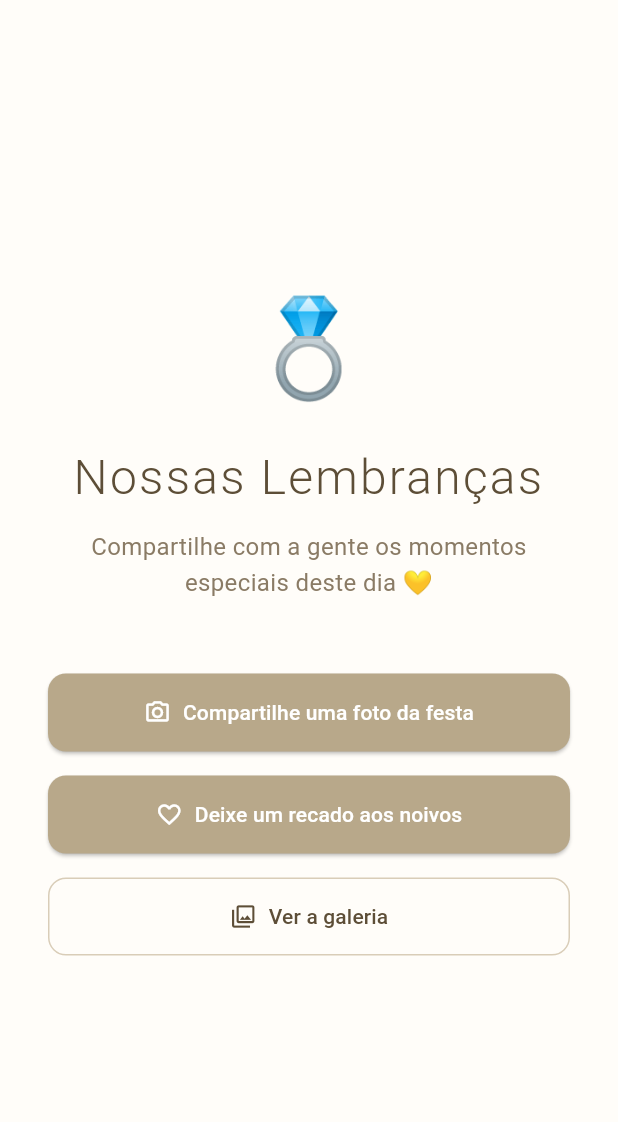
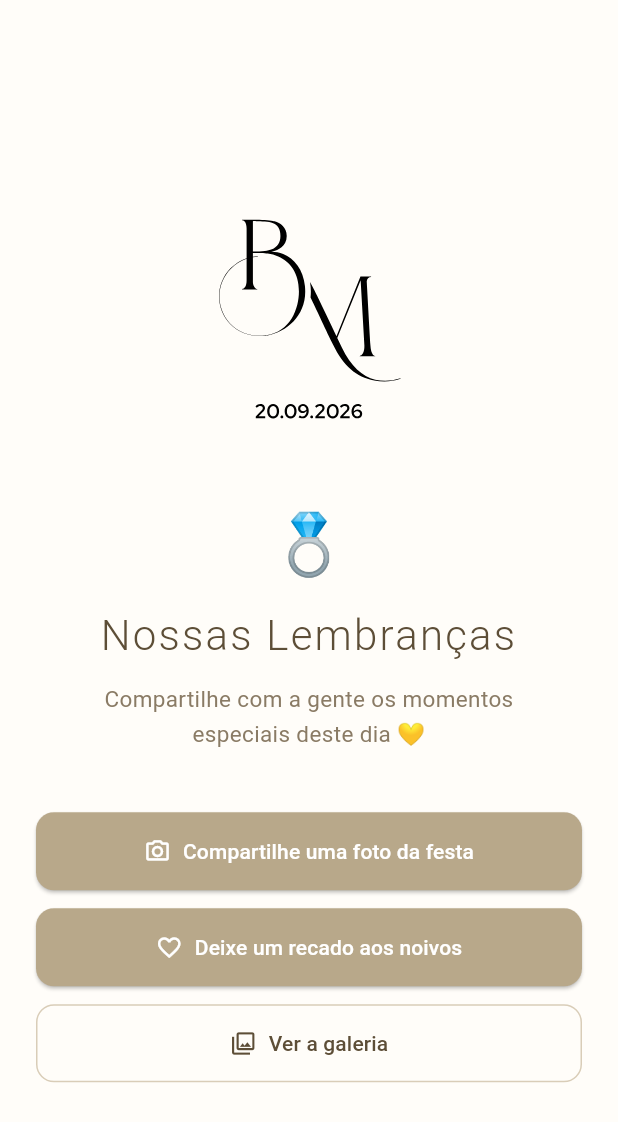
Before and after one commit to matheusjferreira/nossas_lembrancas, a Flutter app: the screen it shows after launch, on a phone screen of 412 x 824 dp. Shown: the top 1122 px of the screen. Run offline on Flutter 3.47's test engine with Material 3 defaults, Android fonts, the phone set to English and light mode, and no system bars; our stand-ins replace cloud_firestore, firebase_core, firebase_storage, flutter_svg, image_picker; accounts and stored records are empty.

Commit message:
adiciona logo BM na home e melhora responsividade mobile

```diff
--- a/lib/views/home_view.dart
+++ b/lib/views/home_view.dart
@@ -1,4 +1,5 @@
 import 'package:flutter/material.dart';
+import 'package:flutter_svg/flutter_svg.dart';
 import 'galeria_view.dart';
 import 'enviar_recado_view.dart';
 import 'enviar_foto_view.dart';
@@ -8,39 +9,57 @@ class HomeView extends StatelessWidget {
 
   @override
   Widget build(BuildContext context) {
+    final tamanhoTela = MediaQuery.of(context).size;
+    // Logo responsivo: menor em telas pequenas
+    final tamanhoLogo = tamanhoTela.width < 400 ? 160.0 : 220.0;
+
     return Scaffold(
       body: SafeArea(
         child: Center(
           child: ConstrainedBox(
             constraints: const BoxConstraints(maxWidth: 600),
-            child: Padding(
-              padding: const EdgeInsets.all(32),
+            child: SingleChildScrollView(
+              padding: const EdgeInsets.symmetric(horizontal: 24, vertical: 32),
               child: Column(
                 mainAxisAlignment: MainAxisAlignment.center,
                 children: [
-                  const Text('💍', style: TextStyle(fontSize: 64)),
-                  const SizedBox(height: 16),
+                  // Logo BM
+                  SvgPicture.asset(
+                    'assets/BM_logo.svg',
+                    width: tamanhoLogo,
+                    height: tamanhoLogo,
+                    fit: BoxFit.contain,
+                  ),
+                  const SizedBox(height: 12),
+
+                  // Ícone de aliança
+                  const Text('💍', style: TextStyle(fontSize: 40)),
+                  const SizedBox(height: 12),
+
+                  // Título
                   const Text(
                     'Nossas Lembranças',
                     textAlign: TextAlign.center,
                     style: TextStyle(
-                      fontSize: 32,
+                      fontSize: 28,
                       fontWeight: FontWeight.w300,
                       color: Color(0xFF5D4E37),
                       letterSpacing: 1.5,
                     ),
                   ),
                   const SizedBox(height: 12),
+
+                  // Subtítulo
                   const Text(
                     'Compartilhe com a gente os momentos\nespeciais deste dia 💛',
                     textAlign: TextAlign.center,
                     style: TextStyle(
-                      fontSize: 16,
+                      fontSize: 15,
                       color: Color(0xFF8A7B65),
                       height: 1.5,
                     ),
                   ),
-                  const SizedBox(height: 48),
+                  const SizedBox(height: 40),
 
                   // Botão: Compartilhar foto
                   SizedBox(
@@ -56,7 +75,7 @@ class HomeView extends StatelessWidget {
                       ),
                     ),
                   ),
-                  const SizedBox(height: 16),
+                  const SizedBox(height: 12),
 
                   // Botão: Deixar recado
                   SizedBox(
@@ -72,7 +91,7 @@ class HomeView extends StatelessWidget {
                       ),
                     ),
                   ),
-                  const SizedBox(height: 16),
+                  const SizedBox(height: 12),
 
                   // Botão: Galeria
                   SizedBox(
--- a/pubspec.yaml
+++ b/pubspec.yaml
@@ -37,6 +37,7 @@ dependencies:
   cloud_firestore: ^5.4.0
   firebase_core: ^3.6.0
   firebase_storage: ^12.3.0
+  flutter_svg: ^2.0.10
   image_picker: ^1.1.2
   provider: ^6.1.1
 
@@ -63,7 +64,8 @@ flutter:
   uses-material-design: true
 
   # To add assets to your application, add an assets section, like this:
-  # assets:
+  assets:
+      - assets/
   #   - images/a_dot_burr.jpeg
   #   - images/a_dot_ham.jpeg
 
```
Also changed, not shown: assets/BM_logo.svg (added), pubspec.lock.
